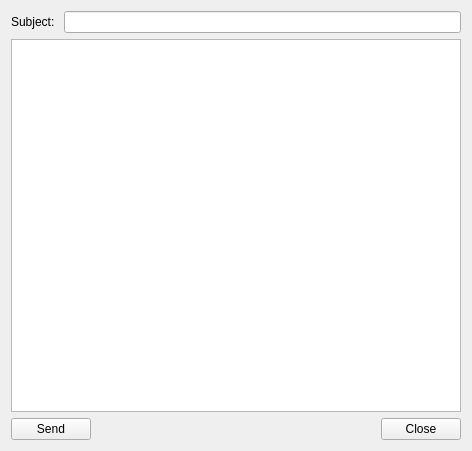
Bluscream/pyTSon_plugins, file onlineOfflineMessages/message.ui: the form before one commit.
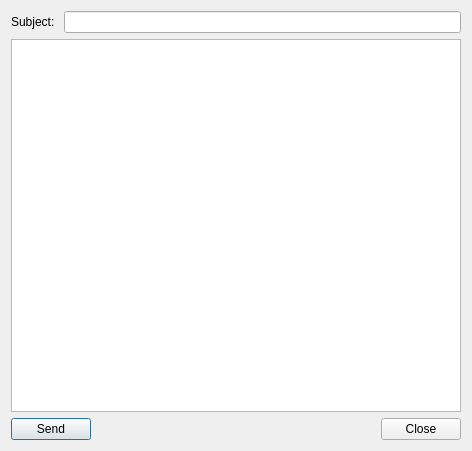
The form after the commit.

Commit message: Bullshit doesnt wohrk

```diff
--- a/onlineOfflineMessages/message.ui
+++ b/onlineOfflineMessages/message.ui
@@ -1,7 +1,7 @@
 <?xml version="1.0" encoding="UTF-8"?>
 <ui version="4.0">
  <class>Form</class>
- <widget class="QWidget" name="Form">
+ <widget class="QDialog" name="Form">
   <property name="geometry">
    <rect>
     <x>0</x>
```
The commit also changes 1 other file.
